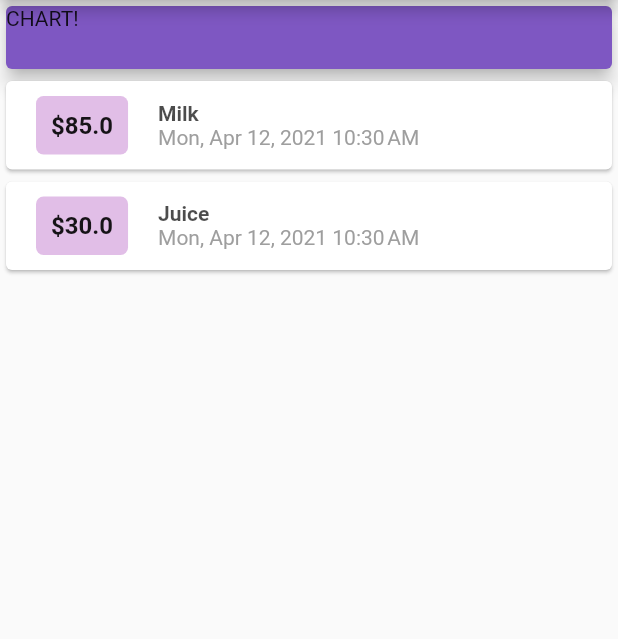
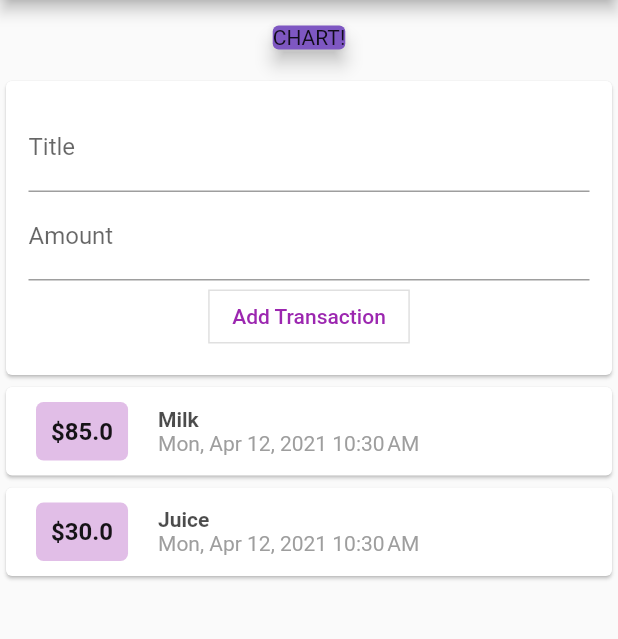
Before and after one commit to tejasbagal1/Expense-Manager, a Flutter app: the screen it shows after launch, on a phone screen of 412 x 824 dp, the part 84-723 px from its top. Run offline on Flutter 3.47's test engine with Material 2 defaults, Android fonts, the phone set to English and light mode, and no system bars.

Commit message:
added text input and used TextEditingController

```diff
--- a/lib/main.dart
+++ b/lib/main.dart
@@ -17,7 +17,6 @@ class MyApp extends StatelessWidget {
 }
 
 class MyHomePage extends StatelessWidget {
-
   final List<Transaction> transactions = [
     Transaction(
       id: "t1",
@@ -33,6 +32,12 @@ class MyHomePage extends StatelessWidget {
     ),
   ];
 
+  // late String titleInput;
+  // late String amountInput;
+  // instead use this->
+  final titleController = TextEditingController();
+  final amountController = TextEditingController();
+
   @override
   Widget build(BuildContext context) {
     return Scaffold(
@@ -46,10 +51,56 @@ class MyHomePage extends StatelessWidget {
           Container(
             width: double.infinity,
             height: 50,
-            child: Card(
-              elevation: 5,
-              color: Colors.deepPurple.shade400,
-              child: Text("CHART!"),
+            child: Center(
+              child: Card(
+                elevation: 5,
+                color: Colors.deepPurple.shade400,
+                child: Text("CHART!"),
+              ),
+            ),
+          ),
+          Card(
+            child: Container(
+              padding: EdgeInsets.all(15),
+              child: Column(
+                children: [
+                  TextField(
+                    decoration: InputDecoration(
+                      labelText: 'Title',
+                    ),
+                    controller: titleController,
+                    // onChanged: (val) {
+                    //   titleInput = val;
+                    // },
+                  ),
+                  TextField(
+                    decoration: InputDecoration(labelText: 'Amount'),
+                    controller: amountController,
+                    // onChanged: (val) {
+                    //   amountInput = val;
+                    // },
+                  ),
+                  OutlinedButton(
+                    onPressed: () {
+                      print(titleController.text);
+                    },
+                    style: ButtonStyle(
+                      shape: MaterialStateProperty.all(
+                        RoundedRectangleBorder(
+                          // borderRadius: BorderRadius.circular(8),
+                          side: BorderSide(
+                            color: Colors.purple.shade300,
+                            style: BorderStyle.solid,
+                          ),
+                        ),
+                      ),
+                      foregroundColor:
+                          MaterialStateProperty.all(Colors.purple.shade500),
+                    ),
+                    child: const Text("Add Transaction"),
+                  ),
+                ],
+              ),
             ),
           ),
           Column(
@@ -95,7 +146,8 @@ class MyHomePage extends StatelessWidget {
                               color: Colors.black.withOpacity(0.7),
                             ),
                           ),
-                          Text(DateFormat.yMMMEd().add_jm().format(DateTime.now()),
+                          Text(
+                            DateFormat.yMMMEd().add_jm().format(DateTime.now()),
                             style: TextStyle(
                               color: Colors.grey,
                             ),
```
